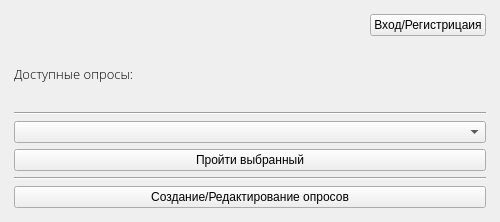
semendanshin/YL_Project_1_Danshin, file resources/main_form.ui: the form before one commit.
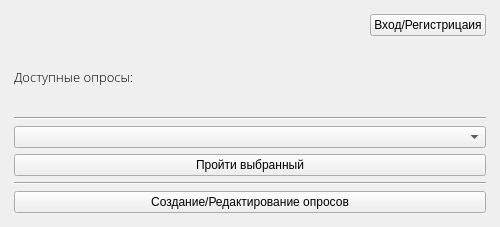
The form after the commit. Icons and pictures are not drawn.

What changed in the file:
```diff
--- a/resources/main_form.ui
+++ b/resources/main_form.ui
@@ -7,7 +7,7 @@
     <x>0</x>
     <y>0</y>
     <width>500</width>
-    <height>222</height>
+    <height>227</height>
    </rect>
   </property>
   <property name="minimumSize">
```
Left out of the diff: 3 changed lines with no effect on the pictures.
